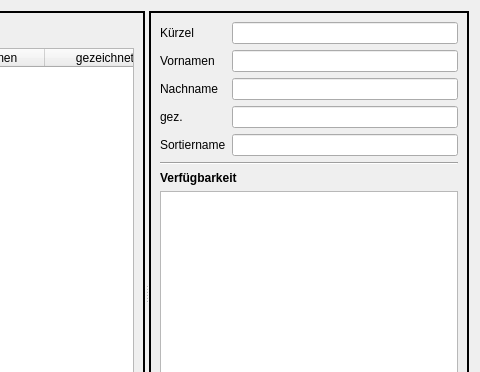
Old version of the form wz-data/ui/teacher_editor.ui in the repository gradgrind/WZ3; both pictures show x 338 to 818 and y 0 to 372 of the 818 by 586 pixel window.
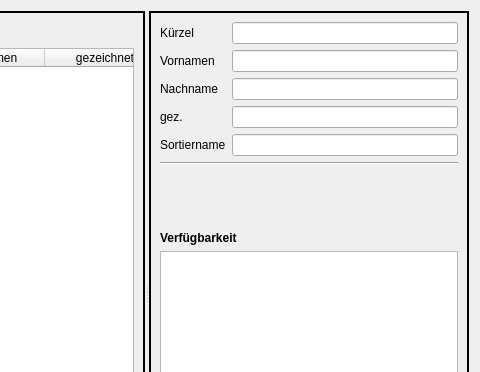
New version of the form. Icons and pictures are not drawn. Custom widgets are drawn as their Qt base class.

Commit message: Work on teacher editor – availability

What changed in the file:
```diff
--- a/wz-data/ui/teacher_editor.ui
+++ b/wz-data/ui/teacher_editor.ui
@@ -325,6 +325,19 @@
          </property>
         </widget>
        </item>
+       <item>
+        <spacer name="verticalSpacer">
+         <property name="orientation">
+          <enum>Qt::Vertical</enum>
+         </property>
+         <property name="sizeHint" stdset="0">
+          <size>
+           <width>20</width>
+           <height>20</height>
+          </size>
+         </property>
+        </spacer>
+       </item>
        <item>
         <widget class="QLabel" name="label_6">
          <property name="font">
```
The commit also changes 4 other files.
